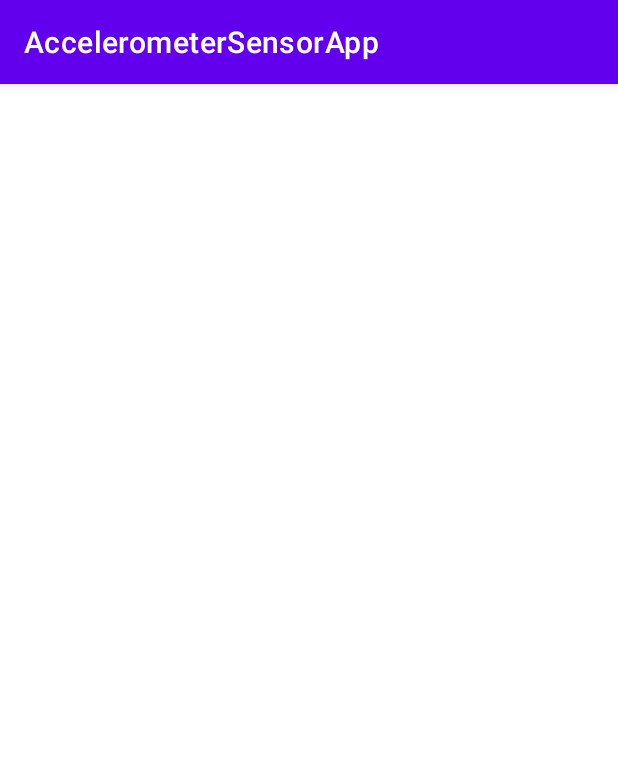
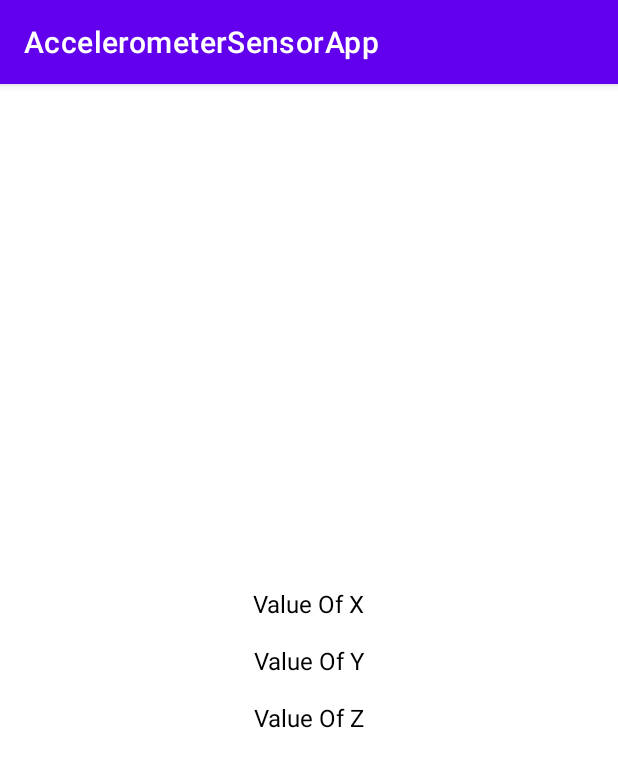
Before and after one commit to shailuhari04/AccelerometerSensorAndroidApp, an Android app: the SimpleActivity screen opened directly, with no data from a screen before it, on a phone screen of 412 x 824 dp. Shown: the top 767 px of the screen. Run offline under Robolectric (Android 15) with nearby library versions, the phone set to English and light mode, and no system bars.

Commit message:
1. Complete the sample with the X, Y, Z Coordinates values.

```diff
--- a/app/src/main/AndroidManifest.xml
+++ b/app/src/main/AndroidManifest.xml
@@ -9,7 +9,7 @@
         android:roundIcon="@mipmap/ic_launcher_round"
         android:supportsRtl="true"
         android:theme="@style/Theme.AccelerometerSensorApp">
-        <activity android:name=".withgraph.WithGraphActivity"></activity>
+        <activity android:name=".withgraph.WithGraphActivity" />
         <activity android:name=".simple.SimpleActivity" />
         <activity android:name=".MainActivity">
             <intent-filter>
--- a/app/src/main/java/com/droidplusplus/accelerometersensorapp/simple/SimpleActivity.kt
+++ b/app/src/main/java/com/droidplusplus/accelerometersensorapp/simple/SimpleActivity.kt
@@ -1,13 +1,73 @@
 package com.droidplusplus.accelerometersensorapp.simple
 
+import android.annotation.SuppressLint
+import android.content.Context
+import android.hardware.Sensor
+import android.hardware.SensorEvent
+import android.hardware.SensorEventListener
+import android.hardware.SensorManager
 import android.os.Bundle
+import android.util.Log
+import android.widget.Toast
 import androidx.appcompat.app.AppCompatActivity
 import com.droidplusplus.accelerometersensorapp.R
+import kotlinx.android.synthetic.main.activity_simple.*
 
-class SimpleActivity : AppCompatActivity(){
+class SimpleActivity : AppCompatActivity(), SensorEventListener {
+
+    private var sensorManager: SensorManager? = null
 
     override fun onCreate(savedInstanceState: Bundle?) {
         super.onCreate(savedInstanceState)
         setContentView(R.layout.activity_simple)
+        init()
+    }
+
+    private fun init() {
+        //SensorManager initialization
+        sensorManager = getSystemService(Context.SENSOR_SERVICE) as SensorManager
+    }
+
+    override fun onSensorChanged(p0: SensorEvent?) {
+        if (p0!!.sensor.type == Sensor.TYPE_ACCELEROMETER) {
+            getAccelerometer(event = p0)
+        }
+    }
+
+    @SuppressLint("SetTextI18n")
+    private fun getAccelerometer(event: SensorEvent) {
+        // Movement
+        val xVal = event.values[0]
+        val yVal = event.values[1]
+        val zVal = event.values[2]
+        valueOfXTV.text = "Value Of X Axis: $xVal"
+        valueOfYTV.text = "Value Of Y Axis: $yVal"
+        valueOfZTV.text = "Value Of Z Axis: $zVal"
+
+        //Calculation
+        val accelerationSquareRoot =
+            (xVal * xVal + yVal * yVal + zVal * zVal) / (SensorManager.GRAVITY_EARTH * SensorManager.GRAVITY_EARTH)
+
+        if (accelerationSquareRoot >= 3) {
+            Toast.makeText(this@SimpleActivity, "Device was shuffled", Toast.LENGTH_SHORT).show()
+        }
+    }
+
+    override fun onResume() {
+        super.onResume()
+        sensorManager!!.registerListener(
+            this@SimpleActivity,
+            sensorManager!!.getDefaultSensor(Sensor.TYPE_ACCELEROMETER),
+            SensorManager.SENSOR_DELAY_NORMAL
+        )
+    }
+
+    override fun onPause() {
+        super.onPause()
+        sensorManager!!.unregisterListener(this@SimpleActivity)
+    }
+
+    override fun onAccuracyChanged(p0: Sensor?, p1: Int) {
+        Log.i("Simple", "onAccuracyChanged : $p0 -- $p1")
     }
 }
--- a/app/src/main/res/layout/activity_simple.xml
+++ b/app/src/main/res/layout/activity_simple.xml
@@ -6,4 +6,45 @@
     android:layout_height="match_parent"
     tools:context=".simple.SimpleActivity">
 
+    <TextView
+        android:id="@+id/valueOfXTV"
+        android:layout_width="wrap_content"
+        android:layout_height="wrap_content"
+        android:text="@string/value_of_x"
+        android:textColor="@color/black"
+        android:textSize="16sp"
+        app:layout_constraintBottom_toTopOf="@+id/valueOfYTV"
+        app:layout_constraintEnd_toEndOf="parent"
+        app:layout_constraintHorizontal_bias="0.5"
+        app:layout_constraintStart_toStartOf="parent"
+        app:layout_constraintTop_toTopOf="parent"
+        app:layout_constraintVertical_chainStyle="packed" />
+
+    <TextView
+        android:id="@+id/valueOfYTV"
+        android:layout_width="wrap_content"
+        android:layout_height="wrap_content"
+        android:layout_marginTop="16dp"
+        android:layout_marginBottom="16dp"
+        android:text="@string/value_of_y"
+        android:textColor="@color/black"
+        android:textSize="16sp"
+        app:layout_constraintBottom_toTopOf="@+id/valueOfZTV"
+        app:layout_constraintEnd_toEndOf="parent"
+        app:layout_constraintHorizontal_bias="0.5"
+        app:layout_constraintStart_toStartOf="parent"
+        app:layout_constraintTop_toBottomOf="@+id/valueOfXTV" />
+
+    <TextView
+        android:id="@+id/valueOfZTV"
+        android:layout_width="wrap_content"
+        android:layout_height="wrap_content"
+        android:text="@string/value_of_z"
+        android:textColor="@color/black"
+        android:textSize="16sp"
+        app:layout_constraintBottom_toBottomOf="parent"
+        app:layout_constraintEnd_toEndOf="parent"
+        app:layout_constraintHorizontal_bias="0.5"
+        app:layout_constraintStart_toStartOf="parent"
+        app:layout_constraintTop_toBottomOf="@+id/valueOfYTV" />
 </androidx.constraintlayout.widget.ConstraintLayout>
--- a/app/src/main/res/values/strings.xml
+++ b/app/src/main/res/values/strings.xml
@@ -2,4 +2,7 @@
     <string name="app_name">AccelerometerSensorApp</string>
     <string name="sample_btn_txt">Sample</string>
     <string name="with_graph_btn_txt">With Graph</string>
+    <string name="value_of_x">Value Of X</string>
+    <string name="value_of_y">Value Of Y</string>
+    <string name="value_of_z">Value Of Z</string>
 </resources>
```
